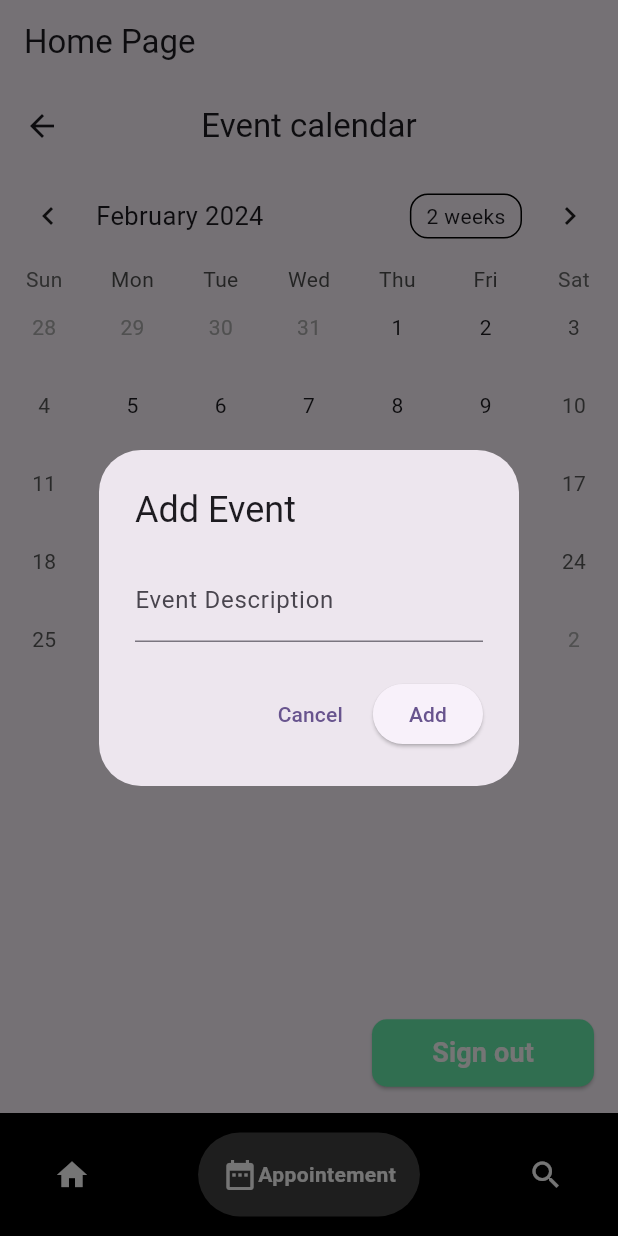
After one commit to EmirZouabi/prothesi_app, a Flutter app: the HomePage screen opened by its route, item 2 of the bottom bar chosen, after a tap on "Add Event", on a phone screen of 412 x 824 dp. The commit adds this screen. Run offline on Flutter 3.47's test engine with Material 3 defaults, Android fonts, the phone set to English and light mode, and no system bars; drawn by our look-alikes of google_nav_bar, table_calendar; our stand-ins replace firebase_auth, firebase_core, fluttertoast, font_awesome_flutter, google_sign_in; missing offline and left inert: firebase_app_check; accounts and stored records are empty.

Commit message:
home page & appointement page

```diff
--- /dev/null
+++ b/lib/features/user_auth/presentation/pages/appointement_page.dart
@@ -0,0 +1,138 @@
+import 'package:flutter/material.dart';
+import 'package:table_calendar/table_calendar.dart';
+
+class AppointementPage extends StatefulWidget {
+  const AppointementPage({Key? key}) : super(key: key);
+
+  @override
+  State<AppointementPage> createState() => _AppointementPageState();
+}
+
+class _AppointementPageState extends State<AppointementPage> {
+  CalendarFormat _calendarFormat = CalendarFormat.month;
+  DateTime _focusedDay = DateTime.now();
+  DateTime? _selectedDate;
+  TextEditingController _eventDescriptionController = TextEditingController();
+
+  Map<DateTime, List<String>> _events = {};
+
+  @override
+  Widget build(BuildContext context) {
+    return Scaffold(
+      appBar: AppBar(
+        centerTitle: true,
+        title: const Text('Event calendar'),
+      ),
+      body: Column(
+        children: [
+          TableCalendar(
+            firstDay: DateTime(2024),
+            lastDay: DateTime(2040),
+            focusedDay: _focusedDay,
+            calendarFormat: _calendarFormat,
+            onFormatChanged: (format) {
+              setState(() {
+                _calendarFormat = format;
+              });
+            },
+            selectedDayPredicate: (day) {
+              return isSameDay(_selectedDate, day);
+            },
+            onDaySelected: (selectedDay, focusedDay) {
+              setState(() {
+                _selectedDate = selectedDay;
+              });
+            },
+            onPageChanged: (focusedDay) {
+              setState(() {
+                _focusedDay = focusedDay;
+              });
+            },
+          ),
+          SizedBox(height: 20),
+          ElevatedButton(
+            onPressed: () {
+              _showAddEventDialog(context);
+            },
+            child: Text('Add Event'),
+          ),
+          SizedBox(height: 20),
+          if (_selectedDate != null && _events.containsKey(_selectedDate!))
+            Column(
+              children: _events[_selectedDate!]!
+                  .asMap()
+                  .entries
+                  .map(
+                    (entry) => ListTile(
+                  title: Text(entry.value),
+                  trailing: IconButton(
+                    icon: Icon(Icons.delete),
+                    onPressed: () {
+                      _deleteEvent(entry.key);
+                    },
+                  ),
+                ),
+              )
+                  .toList(),
+            ),
+        ],
+      ),
+    );
+  }
+
+  Future<void> _showAddEventDialog(BuildContext context) async {
+    return showDialog(
+      context: context,
+      builder: (context) {
+        return AlertDialog(
+          title: Text('Add Event'),
+          content: TextField(
+            controller: _eventDescriptionController,
+            decoration: InputDecoration(labelText: 'Event Description'),
+          ),
+          actions: [
+            TextButton(
+              onPressed: () {
+                Navigator.pop(context);
+              },
+              child: Text('Cancel'),
+            ),
+            ElevatedButton(
+              onPressed: () {
+                _addEvent();
+                Navigator.pop(context);
+              },
+              child: Text('Add'),
+            ),
+          ],
+        );
+      },
+    );
+  }
+
+  void _addEvent() {
+    if (_selectedDate != null) {
+      setState(() {
+        final eventDescription = _eventDescriptionController.text;
+        if (_events.containsKey(_selectedDate!)) {
+          _events[_selectedDate!]!.add(eventDescription);
+        } else {
+          _events[_selectedDate!] = [eventDescription];
+        }
+        _eventDescriptionController.clear();
+      });
+    }
+  }
+
+  void _deleteEvent(int index) {
+    if (_selectedDate != null) {
+      setState(() {
+        _events[_selectedDate!]!.removeAt(index);
+      });
+    }
+  }
+}
+
+void main() {
+  runApp(MaterialApp(home: AppointementPage()));
+}
--- a/lib/features/user_auth/presentation/pages/home_page.dart
+++ b/lib/features/user_auth/presentation/pages/home_page.dart
@@ -1,30 +1,71 @@
+import 'package:ctgb_appv1/features/user_auth/presentation/pages/appointement_page.dart';
+import 'package:flutter/material.dart';
+import 'package:firebase_auth/firebase_auth.dart';
 import 'package:ctgb_appv1/global/common/toast.dart';
-import 'package:firebase_auth/firebase_auth.dart';
-import 'package:ctgb_appv1/features/user_auth/presentation/pages/login_page.dart';
-import 'package:flutter/material.dart';
+import 'package:google_nav_bar/google_nav_bar.dart';
 
 class HomePage extends StatefulWidget {
   const HomePage({Key? key}) : super(key: key);
+
   @override
   _HomePageState createState() => _HomePageState();
 }
 
 class _HomePageState extends State<HomePage> {
+  int _selectedIndex = 0;
+
+  final List<Widget> _pages = [
+    Center(child: Text("Welcome to Home")),
+    AppointementPage(),
+    Center(child: Text("Search Page")),
+  ];
+
   @override
   Widget build(BuildContext context) {
     return Scaffold(
+      bottomNavigationBar: Container(
+        color: Colors.black,
+        child: Padding(
+          padding: const EdgeInsets.symmetric(horizontal: 20, vertical: 13),
+          child: GNav(
+            backgroundColor: Colors.black,
+            color: Colors.white,
+            activeColor: Colors.white,
+            tabBackgroundColor: Colors.grey.shade800,
+            padding: EdgeInsets.all(16),
+            selectedIndex: _selectedIndex,
+            onTabChange: (index) {
+              setState(() {
+                _selectedIndex = index;
+              });
+            },
+            tabs: const [
+              GButton(
+                icon: Icons.home,
+                text: 'Home',
+              ),
+              GButton(
+                icon: Icons.date_range,
+                text: 'Appointement',
+              ),
+              GButton(
+                icon: Icons.search,
+                text: 'Search',
+              ),
+            ],
+          ),
+        ),
+      ),
       appBar: AppBar(
-        title: Text("HomePage"),
+        title: Text("Home Page"),
         automaticallyImplyLeading: false,
       ),
-      body: Center(
-        child: Text("Welcome to Home"),
-      ),
+      body: _pages[_selectedIndex],
       floatingActionButton: ElevatedButton(
         onPressed: () {
           FirebaseAuth.instance.signOut();
           Navigator.pushNamed(context, "/login");
-          showToast(message: "successfully signed out");
+          showToast(message: "Successfully signed out");
         },
         style: ElevatedButton.styleFrom(
           primary: Colors.greenAccent,
--- a/lib/features/user_auth/presentation/pages/login_page.dart
+++ b/lib/features/user_auth/presentation/pages/login_page.dart
@@ -35,8 +35,8 @@ class _LoginPageState extends State<LoginPage> {
 
   @override
   Widget build(BuildContext context) {
-    return
-    Scaffold(
+    return Scaffold(
+      resizeToAvoidBottomInset: false, // Use this line
       appBar: AppBar(
         title: Text("Login"),
         backgroundColor: Colors.greenAccent,
--- a/lib/main.dart
+++ b/lib/main.dart
@@ -1,4 +1,5 @@
 import 'package:ctgb_appv1/features/app/splash_screen/splash_screen.dart';
+import 'package:ctgb_appv1/features/user_auth/presentation/pages/appointement_page.dart';
 import 'package:ctgb_appv1/features/user_auth/presentation/pages/home_page.dart';
 import 'package:ctgb_appv1/features/user_auth/presentation/pages/login_page.dart';
 import 'package:ctgb_appv1/features/user_auth/presentation/pages/sign_up_page.dart';
@@ -50,6 +51,7 @@ class MyApp extends StatelessWidget {
         '/login': (context) => LoginPage(),
         '/signUp': (context) => SignUpPage(),
         '/home': (context) => HomePage(),
+        '/AppointementPage': (context) => AppointementPage(),
         // ... other routes
       },
     );
--- a/pubspec.yaml
+++ b/pubspec.yaml
@@ -45,6 +45,9 @@ dependencies:
   fluttertoast: ^8.2.2
   font_awesome_flutter: ^10.7.0
   google_sign_in: ^6.2.1
+  google_nav_bar: ^5.0.6
+  add_2_calendar: ^3.0.1
+  table_calendar: ^3.0.1
 
 
 
@@ -68,6 +71,7 @@ flutter:
 
   assets:
     - assets/pic2.jpg
+    - assets/pic3.webp
 
   # The following line ensures that the Material Icons font is
   # included with your application, so that you can use the icons in
```
Also changed, not shown: lib/features/user_auth/presentation/pages/ForgotPasswordPage.dart (+8 -10 lines), lib/features/user_auth/presentation/pages/sign_up_page.dart (+8 -1 lines), assets/pic3.webp (added), pubspec.lock.
